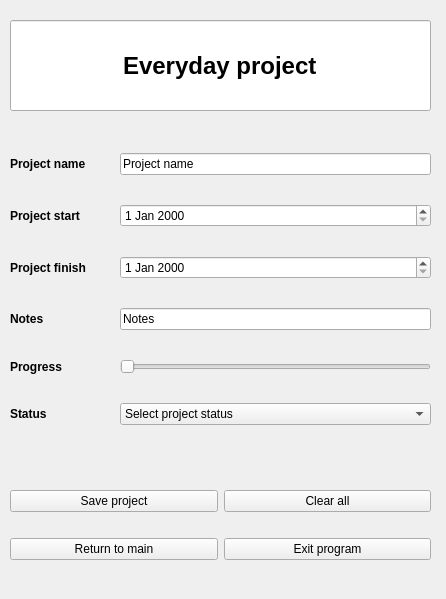
First picture: the form in src/interface/everydayProjectEditor.ui, repository SimonJagerSwe/project_planner_1.0, before the edit.
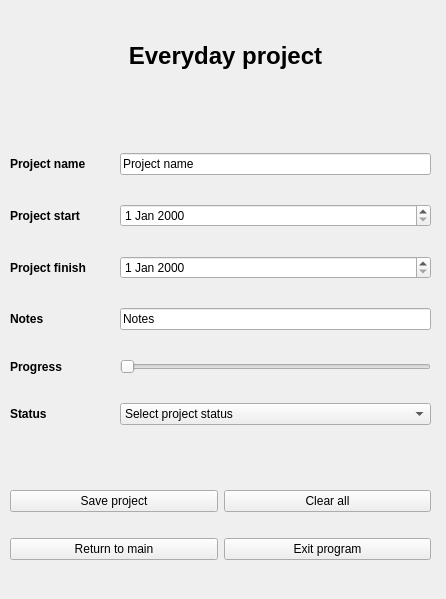
Second picture: the form after the edit. Icons and pictures are not drawn.

What changed in the file:
```diff
--- a/src/interface/everydayProjectEditor.ui
+++ b/src/interface/everydayProjectEditor.ui
@@ -228,13 +228,13 @@
     </item>
    </layout>
   </widget>
-  <widget class="QLineEdit" name="everydayHeader">
+  <widget class="QLabel" name="programmingLabel">
    <property name="geometry">
     <rect>
-     <x>10</x>
+     <x>20</x>
      <y>20</y>
-     <width>421</width>
-     <height>91</height>
+     <width>411</width>
+     <height>71</height>
     </rect>
    </property>
    <property name="font">
```
